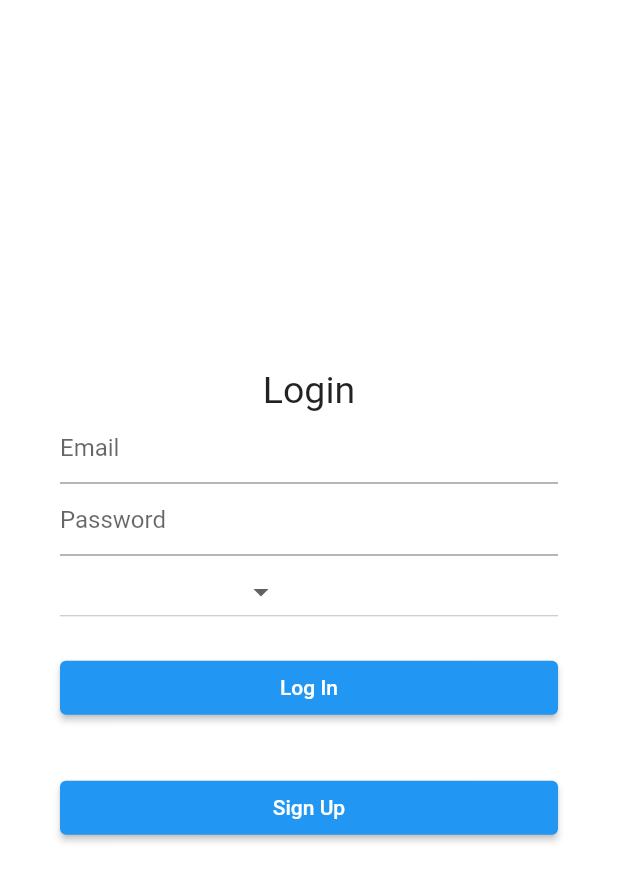
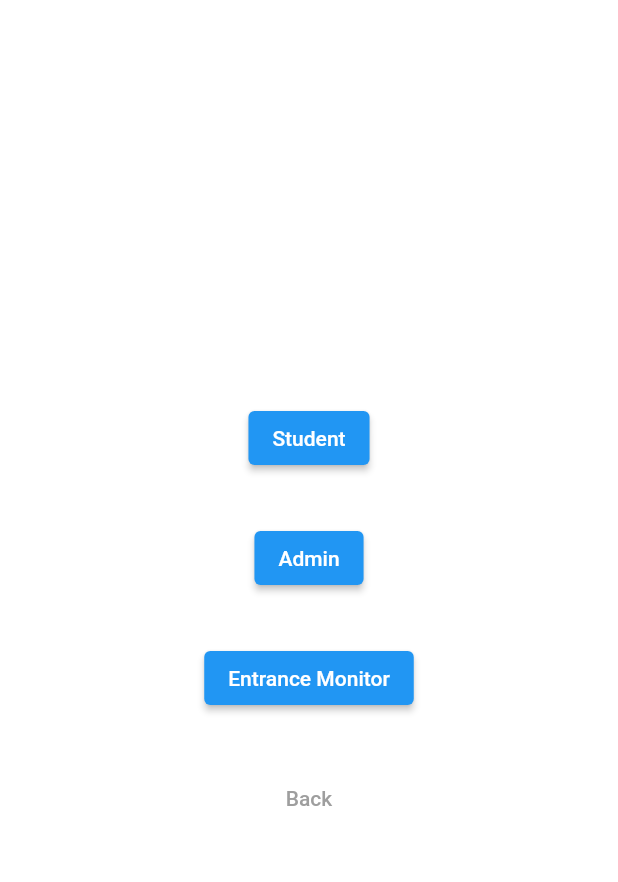
Before and after one commit to lezeira/CMSC-23_Group-4_Project, a Flutter app: the screen it shows after launch, after a tap on "Sign Up", on a phone screen of 412 x 824 dp. Shown: the top 882 px of the screen. Run offline on Flutter 3.47's test engine with Material 2 defaults, Android fonts, the phone set to English and light mode, and no system bars.

Commit message:
Cyrus: added initial screen for sign up (choosing what type of user before proceeding to the main signup page)

```diff
--- a/group4_app/lib/screens/login.dart
+++ b/group4_app/lib/screens/login.dart
@@ -1,4 +1,5 @@
 import 'package:flutter/material.dart';
+import 'signup_initial.dart';
 
 class LoginPage extends StatefulWidget {
   const LoginPage({super.key});
@@ -71,11 +72,11 @@ class _LoginPageState extends State<LoginPage> {
       padding: const EdgeInsets.symmetric(vertical: 16.0),
       child: ElevatedButton(
         onPressed: () async {
-          // Navigator.of(context).push(
-          //   MaterialPageRoute(
-          //     builder: (context) => const SignupPage(),
-          //   ),
-          // );
+          Navigator.of(context).push(
+            MaterialPageRoute(
+              builder: (context) => const SignupInitial(),
+            ),
+          );
         },
         child: const Text('Sign Up', style: TextStyle(color: Colors.white)),
       ),
@@ -100,6 +101,7 @@ class _LoginPageState extends State<LoginPage> {
             user,
             loginButton,
             signUpButton,
+
           ],
         ),
       ),
--- /dev/null
+++ b/group4_app/lib/screens/signup_initial.dart
@@ -0,0 +1,85 @@
+import 'package:flutter/material.dart';
+
+
+class SignupInitial extends StatefulWidget {
+  const SignupInitial({super.key});
+  @override
+  _SignupInitial createState() => _SignupInitial();
+
+
+}
+
+class _SignupInitial extends State<SignupInitial> {
+
+  @override
+  Widget build(BuildContext context) {
+
+    final Student = Padding(
+      key: const Key('student'),
+      padding: const EdgeInsets.symmetric(vertical: 16.0),
+      child: ElevatedButton(
+        onPressed: () async {
+          // await context.read<AuthProvider>().signIn(
+          //       emailController.text.trim(),
+          //       passwordController.text.trim(),
+          //     );
+        },
+        child: const Text('Student', style: TextStyle(color: Colors.white)),
+      ),
+    );
+
+    final Admin = Padding(
+      key: const Key('admin'),
+      padding: const EdgeInsets.symmetric(vertical: 16.0),
+      child: ElevatedButton(
+        onPressed: () async {
+          // await context.read<AuthProvider>().signIn(
+          //       emailController.text.trim(),
+          //       passwordController.text.trim(),
+          //     );
+        },
+        child: const Text('Admin', style: TextStyle(color: Colors.white)),
+      ),
+    );
+
+    final E_Monitor = Padding(
+      key: const Key('entrance monitor'),
+      padding: const EdgeInsets.symmetric(vertical: 16.0),
+      child: ElevatedButton(
+        onPressed: () async {
+          // await context.read<AuthProvider>().signIn(
+          //       emailController.text.trim(),
+          //       passwordController.text.trim(),
+          //     );
+        },
+        child: const Text('Entrance Monitor', style: TextStyle(color: Colors.white)),
+      ),
+    );
+
+    final backButton = Padding(
+      padding: const EdgeInsets.symmetric(vertical: 16.0),
+
+      child: TextButton(
+        onPressed: () async {
+          Navigator.pop(context);
+        },
+        child: const Text('Back', style: TextStyle(color: Colors.grey)),
+      ),
+    );
+
+    return Scaffold(
+      backgroundColor: Colors.white,
+      body: Center(
+        child: Column(
+          mainAxisAlignment: MainAxisAlignment.center,
+          children: <Widget>[
+            Student,
+            Admin,
+            E_Monitor,
+            backButton
+          ],
+        ),
+      )
+    );
+  }
+}
```
